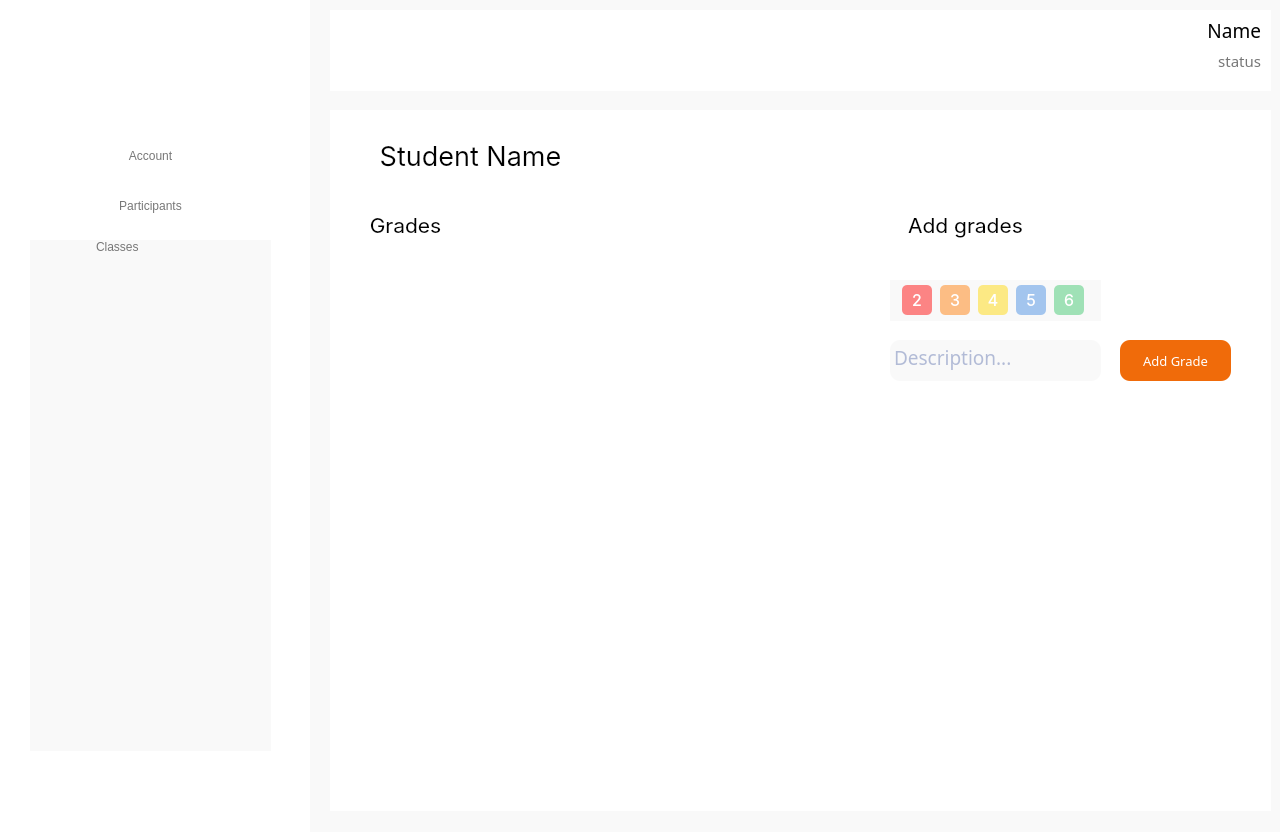
Above: Audo/Frontend/Audo/teachergrades.ui from codingburgas/Audo before the change. Below: the same form after it.
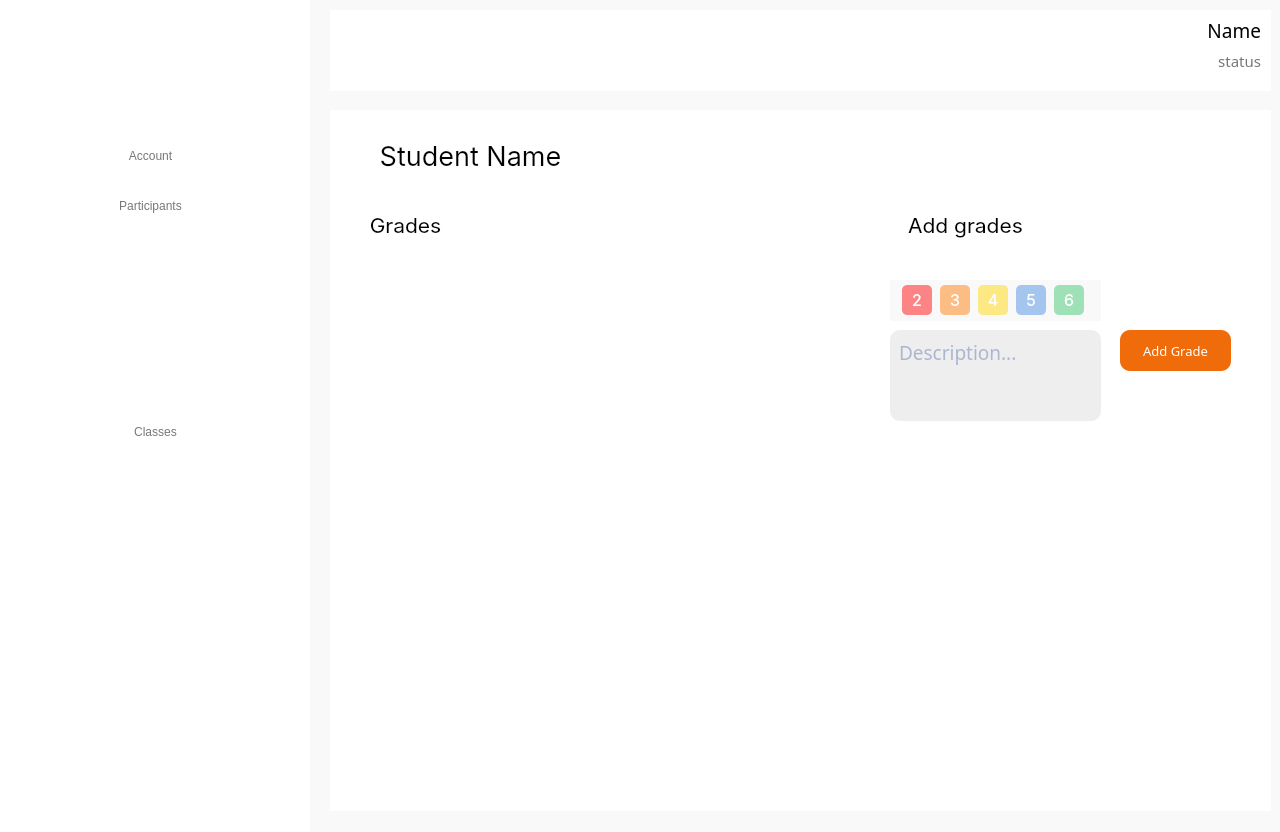
That is the form after the change. Icons and pictures are not drawn.

```diff
--- a/Audo/Frontend/Audo/teachergrades.ui
+++ b/Audo/Frontend/Audo/teachergrades.ui
@@ -406,7 +406,7 @@
    <property name="geometry">
     <rect>
      <x>1120</x>
-     <y>340</y>
+     <y>330</y>
      <width>111</width>
      <height>41</height>
     </rect>
@@ -515,67 +515,11 @@
     <set>Qt::AlignCenter</set>
    </property>
   </widget>
-  <widget class="QFrame" name="DescriptionFrame">
-   <property name="geometry">
-    <rect>
-     <x>890</x>
-     <y>340</y>
-     <width>211</width>
-     <height>41</height>
-    </rect>
-   </property>
-   <property name="styleSheet">
-    <string notr="true">border-radius:10px;</string>
-   </property>
-   <property name="frameShape">
-    <enum>QFrame::NoFrame</enum>
-   </property>
-   <property name="frameShadow">
-    <enum>QFrame::Plain</enum>
-   </property>
-   <property name="lineWidth">
-    <number>0</number>
-   </property>
-   <widget class="QTextEdit" name="Description">
-    <property name="geometry">
-     <rect>
-      <x>0</x>
-      <y>0</y>
-      <width>191</width>
-      <height>41</height>
-     </rect>
-    </property>
-    <property name="font">
-     <font>
-      <family>Roboto Serif Medium</family>
-      <pointsize>14</pointsize>
-      <italic>false</italic>
-      <fontweight>Medium</fontweight>
-     </font>
-    </property>
-    <property name="cursor" stdset="0">
-     <cursorShape>PointingHandCursor</cursorShape>
-    </property>
-    <property name="autoFillBackground">
-     <bool>false</bool>
-    </property>
-    <property name="styleSheet">
-     <string notr="true">background: none;
-background-color: rgba(255, 255, 255, 0);
-border: none;
-color: rgba(107, 125, 179, 255);
-font: 500 14pt &quot;Roboto Serif Medium&quot;;</string>
-    </property>
-    <property name="placeholderText">
-     <string>Description...</string>
-    </property>
-   </widget>
-  </widget>
   <widget class="QFrame" name="GradesFrame">
    <property name="geometry">
     <rect>
-     <x>359</x>
-     <y>289</y>
+     <x>370</x>
+     <y>260</y>
      <width>501</width>
      <height>471</height>
     </rect>
@@ -758,7 +702,7 @@
     <set>Qt::AlignCenter</set>
    </property>
   </widget>
-  <widget class="QLabel" name="Frame_3">
+  <widget class="QLabel" name="Sidebar">
    <property name="geometry">
     <rect>
      <x>0</x>
@@ -786,7 +730,7 @@
     </rect>
    </property>
    <property name="cursor">
-    <cursorShape>PointingHandCursor</cursorShape>
+    <cursorShape>ArrowCursor</cursorShape>
    </property>
    <property name="autoFillBackground">
     <bool>false</bool>
@@ -797,15 +741,7 @@
 background:none;
 border-radius: 10px;
 color: #777777;
-}
-QPushButton:hover {
-font: 600 14pt &quot;Roboto Serif SemiBold&quot;;
-border-radius: 10px;
-color: #000000;
-background-color: #EEEEEE;
- }
-
-</string>
+}</string>
    </property>
    <property name="text">
     <string>Participants</string>
@@ -868,64 +804,39 @@
     <set>Qt::AlignRight|Qt::AlignTrailing|Qt::AlignVCenter</set>
    </property>
   </widget>
-  <widget class="QWidget" name="verticalLayoutWidget">
+  <widget class="QPushButton" name="ClassesTitle">
    <property name="geometry">
     <rect>
-     <x>30</x>
-     <y>240</y>
-     <width>241</width>
-     <height>511</height>
+     <x>40</x>
+     <y>400</y>
+     <width>231</width>
+     <height>64</height>
     </rect>
    </property>
-   <layout class="QVBoxLayout" name="ParticipantsLayout">
-    <item>
-     <layout class="QHBoxLayout" name="ClassesButtonLayout">
-      <item>
-       <widget class="QLabel" name="ClassesIcon">
-        <property name="maximumSize">
-         <size>
-          <width>32</width>
-          <height>32</height>
-         </size>
-        </property>
-        <property name="autoFillBackground">
-         <bool>false</bool>
-        </property>
-        <property name="styleSheet">
-         <string notr="true">background:none;</string>
-        </property>
-        <property name="text">
-         <string/>
-        </property>
-        <property name="pixmap">
-         <pixmap resource="assets.qrc">:/icons/assets/icons/classes-icon.png</pixmap>
-        </property>
-        <property name="alignment">
-         <set>Qt::AlignCenter</set>
-        </property>
-       </widget>
-      </item>
-      <item>
-       <widget class="QPushButton" name="ClassesTitle">
-        <property name="maximumSize">
-         <size>
-          <width>160</width>
-          <height>32</height>
-         </size>
-        </property>
-        <property name="cursor">
-         <cursorShape>PointingHandCursor</cursorShape>
-        </property>
-        <property name="autoFillBackground">
-         <bool>false</bool>
-        </property>
-        <property name="styleSheet">
-         <string notr="true">QPushButton {
+   <property name="minimumSize">
+    <size>
+     <width>0</width>
+     <height>0</height>
+    </size>
+   </property>
+   <property name="maximumSize">
+    <size>
+     <width>16777215</width>
+     <height>16777215</height>
+    </size>
+   </property>
+   <property name="cursor">
+    <cursorShape>PointingHandCursor</cursorShape>
+   </property>
+   <property name="autoFillBackground">
+    <bool>false</bool>
+   </property>
+   <property name="styleSheet">
+    <string notr="true">QPushButton {
 font: 600 14pt &quot;Roboto Serif SemiBold&quot;;
 background:none;
 border-radius: 10px;
 color: #777777;
-text-align: left;
 }
 QPushButton:hover {
 font: 600 14pt &quot;Roboto Serif SemiBold&quot;;
@@ -935,33 +846,182 @@
  }
 
 </string>
-        </property>
-        <property name="text">
-         <string>Classes</string>
-        </property>
-        <property name="flat">
-         <bool>true</bool>
-        </property>
-       </widget>
-      </item>
-     </layout>
-    </item>
-    <item>
-     <spacer name="ParticipantsSpacer">
-      <property name="orientation">
-       <enum>Qt::Vertical</enum>
-      </property>
-      <property name="sizeHint" stdset="0">
-       <size>
-        <width>20</width>
-        <height>40</height>
-       </size>
-      </property>
-     </spacer>
-    </item>
-   </layout>
+   </property>
+   <property name="text">
+    <string>Classes</string>
+   </property>
+   <property name="flat">
+    <bool>true</bool>
+   </property>
   </widget>
-  <zorder>Frame_3</zorder>
+  <widget class="QLabel" name="ClassesIcon">
+   <property name="geometry">
+    <rect>
+     <x>40</x>
+     <y>420</y>
+     <width>32</width>
+     <height>32</height>
+    </rect>
+   </property>
+   <property name="maximumSize">
+    <size>
+     <width>32</width>
+     <height>32</height>
+    </size>
+   </property>
+   <property name="autoFillBackground">
+    <bool>false</bool>
+   </property>
+   <property name="styleSheet">
+    <string notr="true">background:none;</string>
+   </property>
+   <property name="text">
+    <string/>
+   </property>
+   <property name="pixmap">
+    <pixmap resource="assets.qrc">:/icons/assets/icons/classes-icon.png</pixmap>
+   </property>
+   <property name="alignment">
+    <set>Qt::AlignCenter</set>
+   </property>
+  </widget>
+  <widget class="QFrame" name="ParticipantFrame">
+   <property name="geometry">
+    <rect>
+     <x>20</x>
+     <y>230</y>
+     <width>241</width>
+     <height>171</height>
+    </rect>
+   </property>
+   <property name="autoFillBackground">
+    <bool>true</bool>
+   </property>
+   <property name="styleSheet">
+    <string notr="true">background-color: rgb(255, 255, 255);</string>
+   </property>
+   <property name="frameShape">
+    <enum>QFrame::NoFrame</enum>
+   </property>
+   <property name="frameShadow">
+    <enum>QFrame::Plain</enum>
+   </property>
+   <property name="lineWidth">
+    <number>0</number>
+   </property>
+   <widget class="QWidget" name="verticalLayoutWidget_2">
+    <property name="geometry">
+     <rect>
+      <x>0</x>
+      <y>0</y>
+      <width>241</width>
+      <height>171</height>
+     </rect>
+    </property>
+    <layout class="QVBoxLayout" name="ParticipantLayout">
+     <item>
+      <spacer name="ParticipantSpacer">
+       <property name="orientation">
+        <enum>Qt::Vertical</enum>
+       </property>
+       <property name="sizeHint" stdset="0">
+        <size>
+         <width>20</width>
+         <height>40</height>
+        </size>
+       </property>
+      </spacer>
+     </item>
+    </layout>
+   </widget>
+  </widget>
+  <widget class="QFrame" name="ClassFrame">
+   <property name="geometry">
+    <rect>
+     <x>20</x>
+     <y>460</y>
+     <width>241</width>
+     <height>271</height>
+    </rect>
+   </property>
+   <property name="autoFillBackground">
+    <bool>true</bool>
+   </property>
+   <property name="styleSheet">
+    <string notr="true">background-color: rgb(255, 255, 255);</string>
+   </property>
+   <property name="frameShape">
+    <enum>QFrame::NoFrame</enum>
+   </property>
+   <property name="frameShadow">
+    <enum>QFrame::Plain</enum>
+   </property>
+   <property name="lineWidth">
+    <number>0</number>
+   </property>
+   <widget class="QWidget" name="verticalLayoutWidget_4">
+    <property name="geometry">
+     <rect>
+      <x>0</x>
+      <y>10</y>
+      <width>241</width>
+      <height>261</height>
+     </rect>
+    </property>
+    <layout class="QVBoxLayout" name="ClassLayout">
+     <item>
+      <spacer name="ClassSpacer">
+       <property name="orientation">
+        <enum>Qt::Vertical</enum>
+       </property>
+       <property name="sizeHint" stdset="0">
+        <size>
+         <width>20</width>
+         <height>40</height>
+        </size>
+       </property>
+      </spacer>
+     </item>
+    </layout>
+   </widget>
+  </widget>
+  <widget class="QTextEdit" name="Description">
+   <property name="geometry">
+    <rect>
+     <x>890</x>
+     <y>330</y>
+     <width>211</width>
+     <height>91</height>
+    </rect>
+   </property>
+   <property name="font">
+    <font>
+     <family>Roboto Serif Medium</family>
+     <pointsize>14</pointsize>
+     <italic>false</italic>
+     <fontweight>Medium</fontweight>
+    </font>
+   </property>
+   <property name="cursor" stdset="0">
+    <cursorShape>PointingHandCursor</cursorShape>
+   </property>
+   <property name="autoFillBackground">
+    <bool>false</bool>
+   </property>
+   <property name="styleSheet">
+    <string notr="true">background: none;
+background-color: #EEEEEE;
+padding: 5px;
+border-radius: 10px;
+border: none;
+color: rgba(107, 125, 179, 255);
+font: 500 14pt &quot;Roboto Serif Medium&quot;;</string>
+   </property>
+   <property name="placeholderText">
+    <string>Description...</string>
+   </property>
+  </widget>
+  <zorder>Sidebar</zorder>
   <zorder>AccountFrame</zorder>
   <zorder>GradeFrame</zorder>
   <zorder>StudentName</zorder>
@@ -969,7 +1029,6 @@
   <zorder>AddGradeButton</zorder>
   <zorder>GradesTitle</zorder>
   <zorder>AddGradesTitle</zorder>
-  <zorder>DescriptionFrame</zorder>
   <zorder>GradesFrame</zorder>
   <zorder>Logo</zorder>
   <zorder>AccountTitle</zorder>
@@ -978,7 +1037,11 @@
   <zorder>ParticipantsIcon</zorder>
   <zorder>Status</zorder>
   <zorder>Name</zorder>
-  <zorder>verticalLayoutWidget</zorder>
+  <zorder>ClassesTitle</zorder>
+  <zorder>ClassesIcon</zorder>
+  <zorder>ParticipantFrame</zorder>
+  <zorder>ClassFrame</zorder>
+  <zorder>Description</zorder>
  </widget>
  <resources>
   <include location="assets.qrc"/>
```
